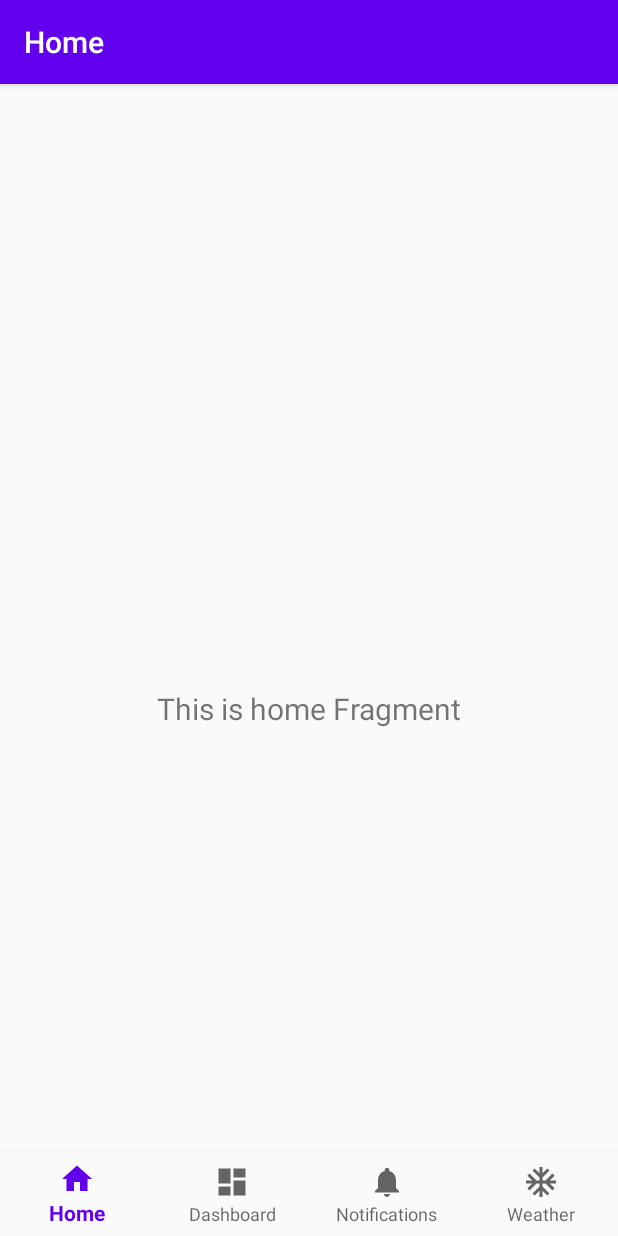
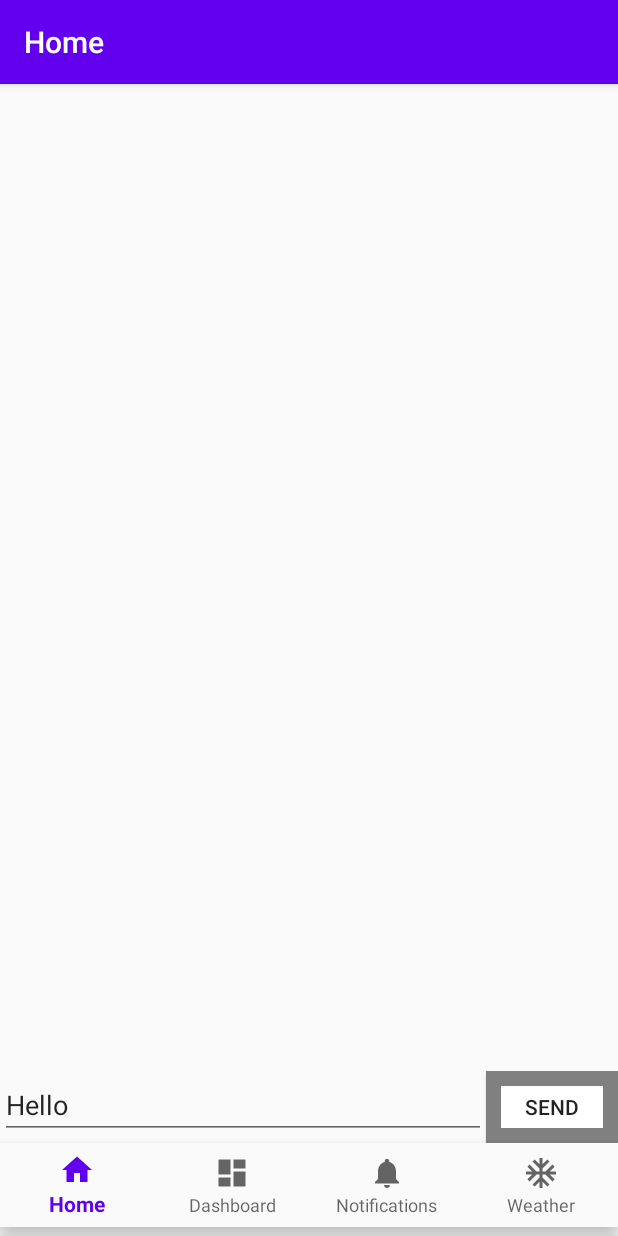
Before and after one commit to AiBaeHyunee/AndroidTerminal2020, an Android app: the screen it shows after launch (MainActivity), on a phone screen of 412 x 824 dp. Run offline under Robolectric (Android 15) with nearby library versions, the phone set to English and light mode, and no system bars; our stand-ins replace navigation-ui.

Commit message:
聊天界面初始化实现相关功能

```diff
--- a/app/src/main/java/com/example/terminal2020_shenaijia2018110532/ui/dashboard/CardAdapter.kt
+++ b/app/src/main/java/com/example/terminal2020_shenaijia2018110532/ui/dashboard/CardAdapter.kt
@@ -6,7 +6,7 @@ import android.view.View
 import android.view.ViewGroup
 import android.widget.Button
 import androidx.recyclerview.widget.RecyclerView
-import com.example.cardgame_shenaijia.model.CardMatchingGame
+import com.example.terminal2020_shenaijia2018110532.ui.dashboard.model.CardMatchingGame
 import com.example.terminal2020_shenaijia2018110532.R
 
 class CardAdapter (val game: CardMatchingGame):RecyclerView.Adapter<CardAdapter.ViewHolder>(){
--- a/app/src/main/java/com/example/terminal2020_shenaijia2018110532/ui/dashboard/DashboardActivity.kt
+++ b/app/src/main/java/com/example/terminal2020_shenaijia2018110532/ui/dashboard/DashboardActivity.kt
@@ -6,12 +6,12 @@ import androidx.appcompat.app.AppCompatActivity
 import android.os.Bundle
 
 import androidx.recyclerview.widget.GridLayoutManager
-import com.example.cardgame_shenaijia.model.CardMatchingGame
+import com.example.terminal2020_shenaijia2018110532.ui.dashboard.model.CardMatchingGame
 import com.example.terminal2020_shenaijia2018110532.R
 
 import kotlinx.android.synthetic.main.fragment_dashboard.*
 
-var game:CardMatchingGame = CardMatchingGame(24)
+var game: CardMatchingGame = CardMatchingGame(24)
 
 class DashboardActivity : AppCompatActivity() {
 
--- a/app/src/main/java/com/example/terminal2020_shenaijia2018110532/ui/dashboard/DashboardViewModel.kt
+++ b/app/src/main/java/com/example/terminal2020_shenaijia2018110532/ui/dashboard/DashboardViewModel.kt
@@ -3,6 +3,7 @@ package com.example.terminal2020_shenaijia2018110532.ui.dashboard
 import androidx.lifecycle.LiveData
 import androidx.lifecycle.MutableLiveData
 import androidx.lifecycle.ViewModel
+import com.example.terminal2020_shenaijia2018110532.ui.dashboard.model.CardMatchingGame
 
 class DashboardViewModel : ViewModel() {
 
@@ -10,4 +11,5 @@ class DashboardViewModel : ViewModel() {
         value = "This is dashboard Fragment"
     }
     val text: LiveData<String> = _text
+    var game: CardMatchingGame = CardMatchingGame(24)
 }
--- a/app/src/main/java/com/example/terminal2020_shenaijia2018110532/ui/dashboard/model/Card.kt
+++ b/app/src/main/java/com/example/terminal2020_shenaijia2018110532/ui/dashboard/model/Card.kt
@@ -1,4 +1,4 @@
-package com.example.cardgame_shenaijia.model
+package com.example.terminal2020_shenaijia2018110532.ui.dashboard.model
 
 class Card(private var suit: String, private var rank: String, var isChosen:Boolean = false, var isMatched:Boolean = false)  {
     companion object {
--- a/app/src/main/java/com/example/terminal2020_shenaijia2018110532/ui/dashboard/model/CardMatchingGame.kt
+++ b/app/src/main/java/com/example/terminal2020_shenaijia2018110532/ui/dashboard/model/CardMatchingGame.kt
@@ -1,6 +1,4 @@
-package com.example.cardgame_shenaijia.model
-
-import com.example.cardgame_shenaijia.model.Card
+package com.example.terminal2020_shenaijia2018110532.ui.dashboard.model
 
 class CardMatchingGame(val count: Int)  {
     var score = 0
--- a/app/src/main/java/com/example/terminal2020_shenaijia2018110532/ui/dashboard/model/Deck.kt
+++ b/app/src/main/java/com/example/terminal2020_shenaijia2018110532/ui/dashboard/model/Deck.kt
@@ -1,6 +1,6 @@
-package com.example.cardgame_shenaijia.model
+package com.example.terminal2020_shenaijia2018110532.ui.dashboard.model
 
-import com.example.cardgame_shenaijia.model.Card
+import com.example.terminal2020_shenaijia2018110532.ui.dashboard.model.Card
 import java.util.Random
 
 class Deck() {
--- a/app/src/main/java/com/example/terminal2020_shenaijia2018110532/ui/home/HomeFragment.kt
+++ b/app/src/main/java/com/example/terminal2020_shenaijia2018110532/ui/home/HomeFragment.kt
@@ -1,31 +1,163 @@
 package com.example.terminal2020_shenaijia2018110532.ui.home
 
+import android.content.Context
+import android.content.Intent
 import android.os.Bundle
 import android.view.LayoutInflater
 import android.view.View
 import android.view.ViewGroup
+import android.widget.Button
+import android.widget.EditText
 import android.widget.TextView
 import androidx.fragment.app.Fragment
 import androidx.lifecycle.Observer
 import androidx.lifecycle.ViewModelProviders
+import androidx.recyclerview.widget.LinearLayoutManager
+import androidx.recyclerview.widget.RecyclerView
 import com.example.terminal2020_shenaijia2018110532.R
+import java.io.ObjectInputStream
+import java.io.ObjectOutputStream
+import java.io.Serializable
+import java.lang.Exception
+import java.lang.StringBuilder
+const val MyMessage = "com.example.terminsl2020_shenaijia2018110532_message"
 
 class HomeFragment : Fragment() {
 
     private lateinit var homeViewModel: HomeViewModel
+    lateinit var msgList: MutableList<Msg>
 
     override fun onCreateView(
             inflater: LayoutInflater,
             container: ViewGroup?,
             savedInstanceState: Bundle?
     ): View? {
+        return inflater.inflate(R.layout.fragment_home, container, false)
+    }
+
+    override fun onActivityCreated(savedInstanceState: Bundle?) {
+        super.onActivityCreated(savedInstanceState)
         homeViewModel =
-                ViewModelProviders.of(this).get(HomeViewModel::class.java)
-        val root = inflater.inflate(R.layout.fragment_home, container, false)
-        val textView: TextView = root.findViewById(R.id.text_home)
-        homeViewModel.text.observe(viewLifecycleOwner, Observer {
-            textView.text = it
-        })
-        return root
+            ViewModelProviders.of(this).get(HomeViewModel::class.java)
+        val msgs = loadData()
+
+        if (msgs == null)
+        {
+            msgList = mutableListOf()
+        }else {
+            msgList = msgs
+        }
+
+        val adapter = MessageAdapter(msgList)
+        val recyclerView = view?.findViewById<RecyclerView>(R.id.recyclerView)
+        val button_send = view?.findViewById<Button>(R.id.button_send)
+        if (recyclerView != null) {
+            recyclerView.adapter = adapter
+        }
+        val layoutManager = LinearLayoutManager(activity)
+        if (recyclerView != null) {
+            recyclerView.layoutManager = layoutManager
+        }
+
+        if (button_send != null) {
+            button_send.setOnClickListener {
+                val editMessage = view?.findViewById<EditText>(R.id.editMessage)
+                val message = editMessage?.text.toString()
+                val msg = addMsg(message)
+                msgList.add(msg)
+                adapter.notifyItemInserted(msgList.size - 1)
+                if (recyclerView != null) {
+                    recyclerView.scrollToPosition(msgList.size - 1)
+                }
+
+                val intent = Intent(MyMessage)
+                intent.setPackage(activity?.packageName)
+                activity?.sendBroadcast(intent)
+            }
+        }
+
     }
+    override fun onStop() {
+        super.onStop()
+        saveData()
+    }
+
+    fun loadData():MutableList<Msg>? {
+        try {
+            val input = activity?.openFileInput("chat")
+            val objectInputStream = ObjectInputStream(input)
+
+            val msgs = objectInputStream.readObject() as MutableList<Msg>
+
+            objectInputStream.close()
+            input?.close()
+            return msgs
+
+        }catch (e: Exception){
+            return null
+        }
+    }
+
+    fun saveData() {
+        val output = activity?.openFileOutput("chat", Context.MODE_PRIVATE)
+        val objectOutputStream = ObjectOutputStream(output)
+
+        objectOutputStream.writeObject(msgList)
+
+        objectOutputStream.close()
+        output?.close()
+    }
+
+    fun addMsg(str: String): Msg{
+        val count = (0..10).random()
+        val builder = StringBuilder()
+        for (i in 0..count){
+            builder.append(str)
+        }
+        return Msg(builder.toString(),(0..1).random())
+    }
+
+    data class Msg(val content:String, val type:Int): Serializable {
+        companion object {
+            const val REICEIVE = 0
+            const val SEND = 1
+        }
+    }
+
+    class MessageAdapter(val list:List<Msg>): RecyclerView.Adapter<MessageAdapter.ViewHolder>() {
+        class ViewHolder(view: View): RecyclerView.ViewHolder(view) {
+            val leftMsg: TextView
+            val rightMsg: TextView
+            init {
+                leftMsg = view.findViewById(R.id.textView_left)
+                rightMsg = view.findViewById(R.id.textView_right)
+            }
+        }
+
+        override fun onCreateViewHolder(
+            parent: ViewGroup,
+            viewType: Int
+        ): MessageAdapter.ViewHolder {
+            val view = LayoutInflater.from(parent.context).inflate(R.layout.citem_layout,parent,false)
+            return ViewHolder(view)
+        }
+
+        override fun onBindViewHolder(holder: MessageAdapter.ViewHolder, position: Int) {
+            val msg = list.get(position)
+            if(msg.type == Msg.REICEIVE) {
+                holder.rightMsg.visibility = View.GONE
+                holder.leftMsg.visibility = View.VISIBLE
+                holder.leftMsg.text = msg.content
+            }else{
+                holder.leftMsg.visibility = View.GONE
+                holder.rightMsg.visibility = View.VISIBLE
+                holder.rightMsg.text = msg.content
+            }
+        }
+
+        override fun getItemCount(): Int {
+            return list.size
+        }
+    }
+
 }
--- /dev/null
+++ b/app/src/main/res/drawable/circle.xml
@@ -0,0 +1,6 @@
+<?xml version="1.0" encoding="utf-8"?>
+<shape android:shape="rectangle"
+    xmlns:android="http://schemas.android.com/apk/res/android">
+    <solid android:color="@android:color/background_light"/>
+    <stroke android:color="@android:color/tertiary_text_dark" android:width="10dp"/>
+</shape>
--- a/app/src/main/res/layout/activity_main.xml
+++ b/app/src/main/res/layout/activity_main.xml
@@ -1,6 +1,7 @@
 <?xml version="1.0" encoding="utf-8"?>
 <androidx.constraintlayout.widget.ConstraintLayout xmlns:android="http://schemas.android.com/apk/res/android"
     xmlns:app="http://schemas.android.com/apk/res-auto"
+    xmlns:tools="http://schemas.android.com/tools"
     android:id="@+id/container"
     android:layout_width="match_parent"
     android:layout_height="match_parent"
@@ -10,24 +11,24 @@
         android:id="@+id/nav_view"
         android:layout_width="0dp"
         android:layout_height="wrap_content"
-        android:layout_marginStart="0dp"
-        android:layout_marginEnd="0dp"
+        android:layout_marginBottom="6dp"
         android:background="?android:attr/windowBackground"
+        app:labelVisibilityMode="labeled"
         app:layout_constraintBottom_toBottomOf="parent"
-        app:layout_constraintLeft_toLeftOf="parent"
-        app:layout_constraintRight_toRightOf="parent"
-        app:labelVisibilityMode="labeled"
+        app:layout_constraintEnd_toEndOf="parent"
+        app:layout_constraintStart_toStartOf="parent"
+        app:layout_constraintTop_toBottomOf="@+id/nav_host_fragment"
         app:menu="@menu/bottom_nav_menu" />
 
     <fragment
         android:id="@+id/nav_host_fragment"
         android:name="androidx.navigation.fragment.NavHostFragment"
-        android:layout_width="match_parent"
-        android:layout_height="match_parent"
+        android:layout_width="0dp"
+        android:layout_height="0dp"
         app:defaultNavHost="true"
-        app:layout_constraintBottom_toTopOf="@id/nav_view"
-        app:layout_constraintLeft_toLeftOf="parent"
-        app:layout_constraintRight_toRightOf="parent"
+        app:layout_constraintBottom_toTopOf="@+id/nav_view"
+        app:layout_constraintEnd_toEndOf="parent"
+        app:layout_constraintStart_toStartOf="parent"
         app:layout_constraintTop_toTopOf="parent"
         app:navGraph="@navigation/mobile_navigation" />
 
--- a/app/src/main/res/layout/fragment_home.xml
+++ b/app/src/main/res/layout/fragment_home.xml
@@ -1,22 +1,41 @@
 <?xml version="1.0" encoding="utf-8"?>
-<androidx.constraintlayout.widget.ConstraintLayout xmlns:android="http://schemas.android.com/apk/res/android"
-    xmlns:app="http://schemas.android.com/apk/res-auto"
+<LinearLayout xmlns:android="http://schemas.android.com/apk/res/android"
     xmlns:tools="http://schemas.android.com/tools"
+    android:orientation="vertical"
     android:layout_width="match_parent"
     android:layout_height="match_parent"
-    tools:context=".ui.home.HomeFragment">
+    tools:context=".MainActivity">
 
-    <TextView
-        android:id="@+id/text_home"
+
+    <androidx.recyclerview.widget.RecyclerView
+        android:id="@+id/recyclerView"
+        android:layout_width="match_parent"
+        android:layout_height="0dp"
+        android:layout_weight="1">
+
+    </androidx.recyclerview.widget.RecyclerView>
+
+    <LinearLayout
         android:layout_width="match_parent"
         android:layout_height="wrap_content"
-        android:layout_marginStart="8dp"
-        android:layout_marginTop="8dp"
-        android:layout_marginEnd="8dp"
-        android:textAlignment="center"
-        android:textSize="20sp"
-        app:layout_constraintBottom_toBottomOf="parent"
-        app:layout_constraintEnd_toEndOf="parent"
-        app:layout_constraintStart_toStartOf="parent"
-        app:layout_constraintTop_toTopOf="parent" />
-</androidx.constraintlayout.widget.ConstraintLayout>
+        android:orientation="horizontal">
+
+        <EditText
+            android:id="@+id/editMessage"
+            android:layout_width="wrap_content"
+            android:layout_height="wrap_content"
+            android:layout_weight="1"
+            android:ems="10"
+            android:inputType="textPersonName"
+            android:text="Hello " />
+
+        <Button
+            android:id="@+id/button_send"
+            android:layout_width="wrap_content"
+            android:layout_height="wrap_content"
+            android:background="@drawable/circle"
+            android:text="Send" />
+    </LinearLayout>
+
+
+</LinearLayout>
```
Also changed, not shown: app/src/main/java/com/example/terminal2020_shenaijia2018110532/ui/dashboard/DashboardFragment.kt (+34 -2 lines), app/src/main/res/layout/citem_layout.xml (added, +21 -0 lines), app/src/main/res/layout/fragment_dashboard.xml (+8 -9 lines), app/src/main/res/drawable/message_left.9.png (added), app/src/main/res/drawable/message_right.9.png (added).
